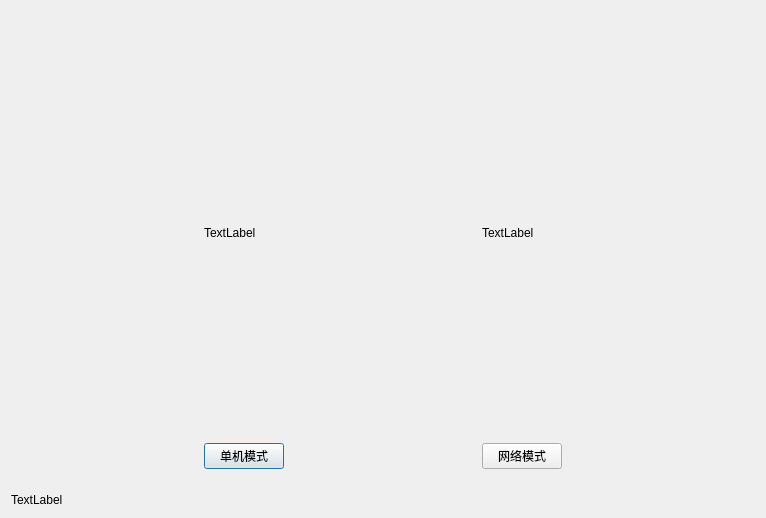
Old version of the form Client/ddz-network-client/windows/gamemode.ui in the repository Buaichifanqie/The-online-DDZ.
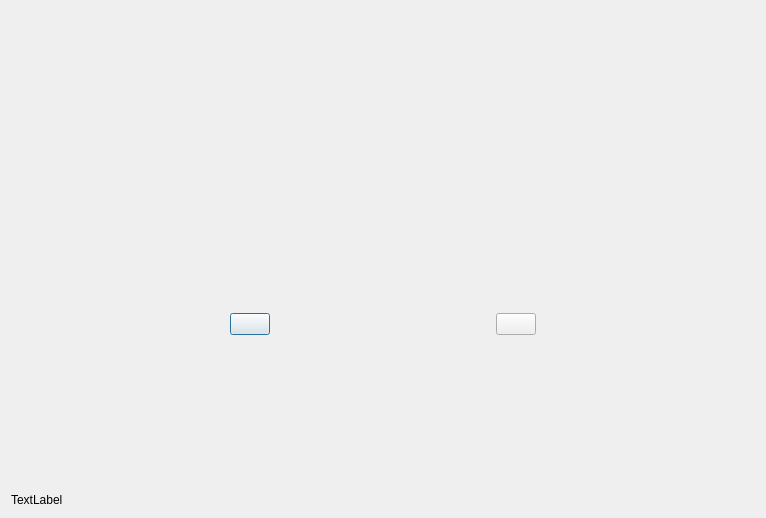
New version of the form.

What changed in the file:
```diff
--- a/Client/ddz-network-client/windows/gamemode.ui
+++ b/Client/ddz-network-client/windows/gamemode.ui
@@ -39,15 +39,21 @@
          <layout class="QVBoxLayout" name="verticalLayout">
           <item>
            <widget class="QLabel" name="singel_label">
+            <property name="sizePolicy">
+             <sizepolicy hsizetype="Preferred" vsizetype="Fixed">
+              <horstretch>0</horstretch>
+              <verstretch>0</verstretch>
+             </sizepolicy>
+            </property>
             <property name="text">
-             <string>TextLabel</string>
+             <string/>
             </property>
            </widget>
           </item>
           <item>
            <widget class="QPushButton" name="singleModeBtn">
             <property name="text">
-             <string>单机模式</string>
+             <string/>
             </property>
            </widget>
           </item>
@@ -72,15 +78,21 @@
          <layout class="QVBoxLayout" name="verticalLayout_2">
           <item>
            <widget class="QLabel" name="net_label">
+            <property name="sizePolicy">
+             <sizepolicy hsizetype="Preferred" vsizetype="Fixed">
+              <horstretch>0</horstretch>
+              <verstretch>0</verstretch>
+             </sizepolicy>
+            </property>
             <property name="text">
-             <string>TextLabel</string>
+             <string/>
             </property>
            </widget>
           </item>
           <item>
            <widget class="QPushButton" name="netModeBtn">
             <property name="text">
-             <string>网络模式</string>
+             <string/>
             </property>
            </widget>
           </item>
```
Left out of the diff: 12 changed lines with no effect on the pictures.
